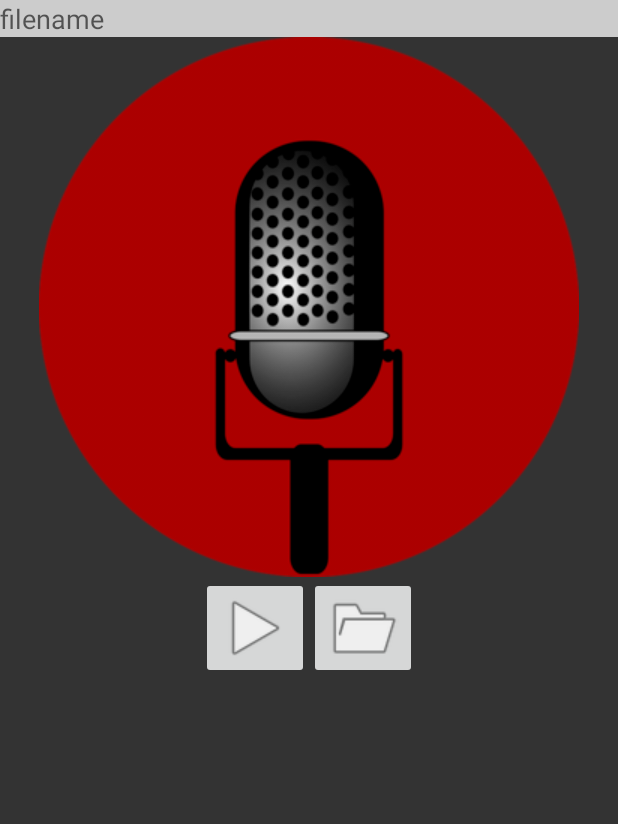
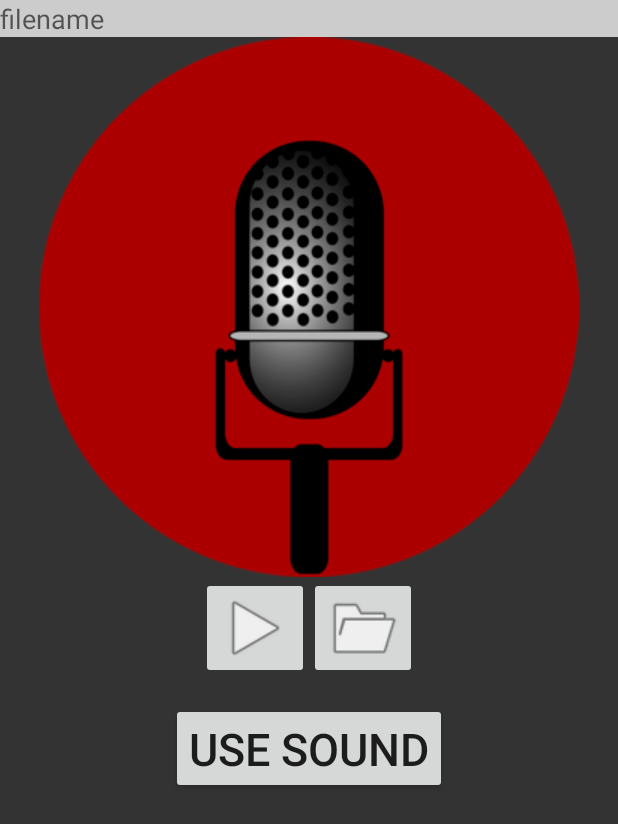
Before and after one commit to Ostinyo/Soundboard, an Android app: the screen it shows after launch (NewButtonActivity), after a tap on "Add Button", on a phone screen of 412 x 824 dp. Shown: the top 824 px of the screen. Run offline under Robolectric (Android 15) with nearby library versions, the phone set to English and light mode, and no system bars.

Commit message:
Added example buttons
Need to link with an Array List

```diff
--- a/app/src/main/java/edu/ucsb/cs185/austintisor/soundboard/ImageAdapter.java
+++ b/app/src/main/java/edu/ucsb/cs185/austintisor/soundboard/ImageAdapter.java
@@ -13,34 +13,46 @@ import java.util.List;
 public class ImageAdapter extends BaseAdapter {
 
     private Context context;
-    List<Integer> imageIDs = new ArrayList<>();
+    List<Integer> buttons = new ArrayList<>();
 
     public ImageAdapter(Context c){
-        context=c;
+        context = c;
         for(int i=0; i<9; i++) {
-            imageIDs.add(R.drawable.grid_button);
+            buttons.add(1); // Replace with board loading
         }
     }
 
     @Override
     public int getCount() {
-        return imageIDs.size();
+        return buttons.size();
     }
 
     @Override
     public View getView(int position, View convertView, ViewGroup parent) {
-        ImageView imageView;
-        if(convertView==null){
-            imageView = new ImageView(context);
-            imageView.setLayoutParams(new GridView.LayoutParams(200,200));
-            imageView.setScaleType(ImageView.ScaleType.CENTER_CROP);
-            imageView.setPadding(5, 5, 5, 5);
-        }
-        else{
-            imageView = (ImageView) convertView;
-        }
-        imageView.setImageResource(imageIDs.get(position));
-        return imageView;
+        SoundButton soundButton;
+        if (convertView == null)
+            soundButton = createButton();
+        else
+            soundButton = (SoundButton) convertView;
+        //soundButton.setImageResource(buttons.get(position));
+        return soundButton;
+    }
+
+    public SoundButton createButton () {
+        final SoundButton soundButton = new SoundButton(context);
+        soundButton.setLayoutParams(new GridView.LayoutParams(250,250));
+        //soundButton.setScaleType(ImageView.ScaleType.CENTER_CROP);
+        soundButton.setPadding(5, 5, 5, 5);
+        soundButton.setBackgroundColor(context.getResources().getColor(R.color.default1));
+
+        soundButton.setOnClickListener(new View.OnClickListener() {
+            @Override
+            public void onClick(View v) {
+                soundButton.playSound();
+            }
+        });
+
+        return soundButton;
     }
 
     @Override
@@ -50,7 +62,7 @@ public class ImageAdapter extends BaseAdapter {
 
     @Override
     public Object getItem(int position) {
-        return imageIDs.get(position);
+        return buttons.get(position);
     }
 
 }
--- a/app/src/main/java/edu/ucsb/cs185/austintisor/soundboard/MainActivity.java
+++ b/app/src/main/java/edu/ucsb/cs185/austintisor/soundboard/MainActivity.java
@@ -28,9 +28,7 @@ import java.util.List;
 public class MainActivity extends AppCompatActivity
         implements NavigationView.OnNavigationItemSelectedListener {
 
-    MediaPlayer sound;
-    List<Integer> boardSounds = new ArrayList<>();
-    ImageAdapter myAdapter = new ImageAdapter(this);
+    private ImageAdapter myAdapter = new ImageAdapter(this);
     private static final int PERMISSIONS_REQUEST = 2;
 
     @Override
@@ -40,7 +38,6 @@ public class MainActivity extends AppCompatActivity
         Toolbar toolbar = (Toolbar) findViewById(R.id.toolbar);
         setSupportActionBar(toolbar);
 
-        initializeDefaultBoard();
         DrawerLayout drawer = (DrawerLayout) findViewById(R.id.drawer_layout);
         ActionBarDrawerToggle toggle = new ActionBarDrawerToggle(
                 this, drawer, toolbar, R.string.navigation_drawer_open, R.string.navigation_drawer_close);
@@ -52,11 +49,8 @@ public class MainActivity extends AppCompatActivity
 
         askPermissions();
 
-        // Test button
-
-
-        //final GridView gridView = (GridView) findViewById(R.id.boardGrid);
-        //gridView.setAdapter(myAdapter);
+        final GridView gridView = (GridView) findViewById(R.id.boardGrid);
+        gridView.setAdapter(myAdapter);
 
         /*gridView.setOnTouchListener(new AdapterView.OnTouchListener() {
             @Override
@@ -81,18 +75,6 @@ public class MainActivity extends AppCompatActivity
                 return true;
             }
         });*/
-    }
-
-    public void initializeDefaultBoard(){
-        boardSounds.add(R.raw.drum1);
-        boardSounds.add(R.raw.drum2);
-        boardSounds.add(R.raw.applause);
-        boardSounds.add(R.raw.bird);
-        boardSounds.add(R.raw.guitar1);
-        boardSounds.add(R.raw.piano_melody1);
-        boardSounds.add(R.raw.drum3);
-        boardSounds.add(R.raw.violin1);
-        boardSounds.add(R.raw.whistle);
     }
 
     @TargetApi(Build.VERSION_CODES.M)
--- a/app/src/main/java/edu/ucsb/cs185/austintisor/soundboard/SoundButton.java
+++ b/app/src/main/java/edu/ucsb/cs185/austintisor/soundboard/SoundButton.java
@@ -4,7 +4,6 @@ import android.content.Context;
 import android.util.AttributeSet;
 import android.widget.Button;
 import android.media.MediaPlayer;
-import android.graphics.Color;
 import android.view.View;
 import android.view.View.OnClickListener;
 
@@ -20,16 +19,16 @@ public class SoundButton extends Button implements OnClickListener {
 
     public SoundButton (Context context) {
         super(context);
-        init();
+        init(context);
     }
 
     public SoundButton (Context context, AttributeSet attrs) {
         super(context, attrs);
-        init();
+        init(context);
     }
 
-    public void init () {
-        mediaPlayer = new MediaPlayer();
+    public void init (Context context) {
+        mediaPlayer = MediaPlayer.create(context, R.raw.drum1); // Temporarily set to drum1
     }
 
     @Override
@@ -60,7 +59,7 @@ public class SoundButton extends Button implements OnClickListener {
     public void setBackgroundColor (int c) {
         color = c;
         // Actually set the color
-        setBackgroundColor(c);
+        super.setBackgroundColor(c);
     }
 
     public String toString () {
--- a/app/src/main/res/layout/activity_new_button.xml
+++ b/app/src/main/res/layout/activity_new_button.xml
@@ -38,11 +38,19 @@
         <ImageButton
             android:layout_width="wrap_content"
             android:layout_height="wrap_content"
-            android:id="@+id/button"
+            android:id="@+id/button_load"
             android:layout_gravity="center_horizontal"
             android:layout_marginTop="@dimen/fab_margin"
             android:src="@drawable/ic_menu_archive"
             android:onClick="browseFileSystem" />
     </LinearLayout>
 
+    <Button
+        android:id="@+id/button_use"
+        android:layout_width="wrap_content"
+        android:layout_height="wrap_content"
+        android:text="@string/recorder_use"
+        android:textSize="@dimen/text_title"
+        android:layout_gravity="center_horizontal" />
+
 </LinearLayout>
--- a/app/src/main/res/values/colors.xml
+++ b/app/src/main/res/values/colors.xml
@@ -1,9 +1,5 @@
 <?xml version="1.0" encoding="utf-8"?>
 <resources>
-    <!--<color name="colorPrimary">#3F51B5</color>
-    <color name="colorPrimaryDark">#303F9F</color>
-    <color name="colorAccent">#FF4081</color>!-->
-
     <color name="colorPrimary">#CFCF1D</color>
     <color name="colorPrimaryDark">#BABA1C</color>
     <color name="colorAccent">#CF1D76</color>
@@ -11,4 +7,9 @@
     <color name="colorBackground">#333333</color>
     <color name="colorHint">#CCCCCC</color>
     <color name="colorTintBackground">#E6E6E6</color>
+
+    <color name="default1">#0FA6D9</color>
+    <color name="default2">#D9420F</color>
+    <color name="default3">#A70FD9</color>
+    <color name="default4">#41D90F</color>
 </resources>
--- a/app/src/main/res/values/strings.xml
+++ b/app/src/main/res/values/strings.xml
@@ -16,6 +16,7 @@
     <string name="recorder_play">Listen to Sound</string>
     <string name="recorder_done">Done</string>
     <string name="recorder_cancel">Cancel</string>
+    <string name="recorder_use">Use Sound</string>
 
     <string name="button_title">Edit Button</string>
     <string name="button_name">Name: </string>
```
Also changed, not shown: app/src/main/res/layout/content_main.xml (+7 -2 lines).
